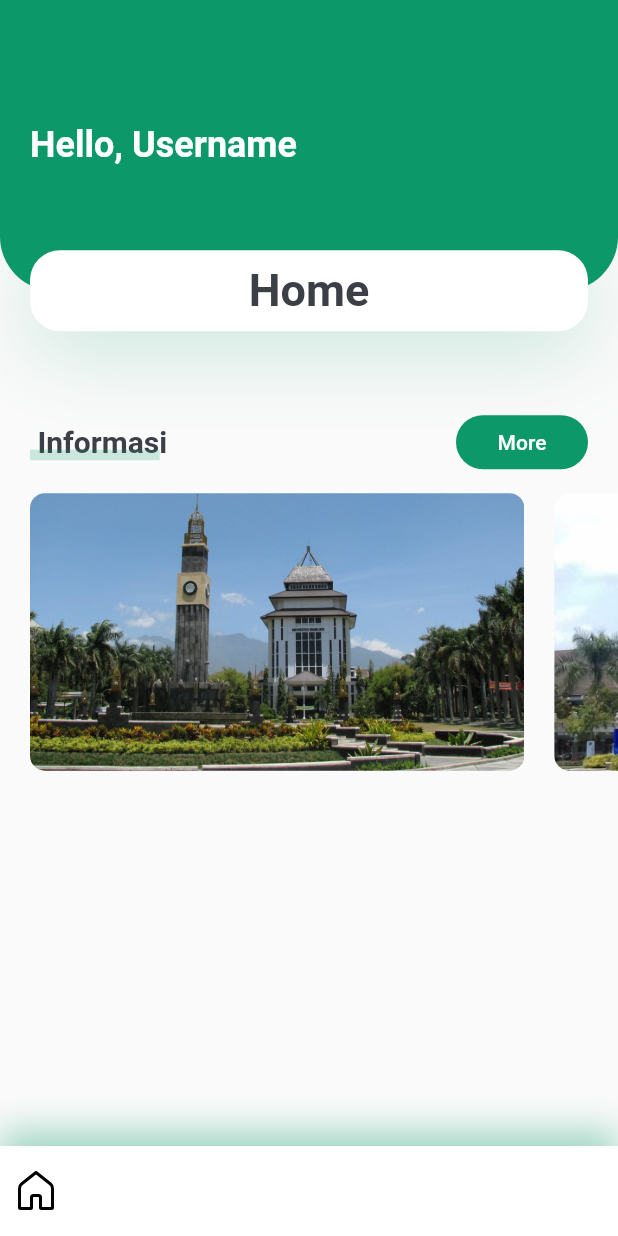
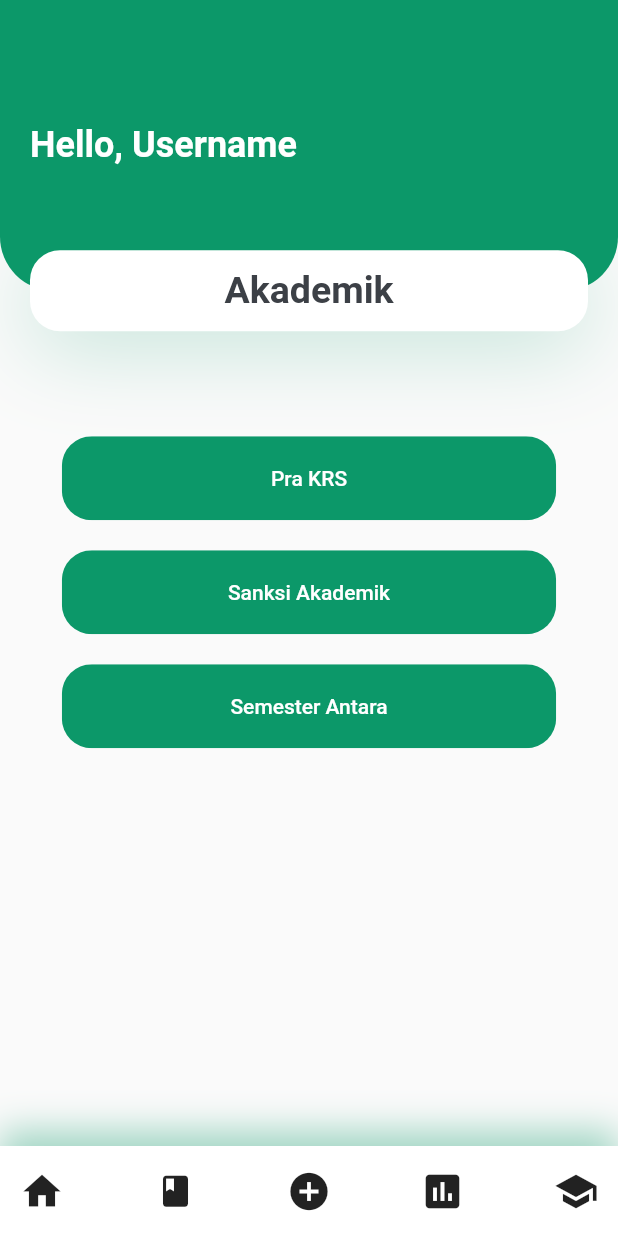
Before and after one commit to muhammadaskar/project-akhir-pamp, a Flutter app: the screen it shows after launch, on a phone screen of 412 x 824 dp. Run offline on Flutter 3.47's test engine with Material 2 defaults, Android fonts, the phone set to English and light mode, and no system bars; our stand-ins replace flutter_svg.

Commit message:
add akademik page and update content

```diff
--- a/lib/main.dart
+++ b/lib/main.dart
@@ -1,13 +1,19 @@
 import 'package:flutter/material.dart';
 import 'package:projek_akhir/constants.dart';
-import 'package:projek_akhir/ui/akademikPage.dart';
+import 'package:projek_akhir/ui/HomePage.dart';
+import 'package:projek_akhir/ui/AkademikPage.dart';
 
 void main() {
   runApp(MyApp());
 }
 
-class MyApp extends StatelessWidget {
+class MyApp extends StatefulWidget {
   // This widget is the root of your application.
+  @override
+  _MyAppState createState() => _MyAppState();
+}
+
+class _MyAppState extends State<MyApp> {
   @override
   Widget build(BuildContext context) {
     return MaterialApp(
@@ -18,7 +24,7 @@ class MyApp extends StatelessWidget {
         textTheme: Theme.of(context).textTheme.apply(bodyColor: kTextColor),
         visualDensity: VisualDensity.adaptivePlatformDensity,
       ),
-      home: akademikPage(),
+      home: AkademikPage(),
     );
   }
 }
--- /dev/null
+++ b/lib/ui/AkademikBody.dart
@@ -0,0 +1,66 @@
+
+import 'package:flutter/cupertino.dart';
+import 'package:flutter/material.dart';
+import 'package:projek_akhir/ui/AkademikPage.dart';
+
+import '../constants.dart';
+import 'HeaderWithTitleBox.dart';
+import 'InformasiSlide.dart';
+import 'TitleWithMoreBtn.dart';
+
+class AkademikBody extends StatelessWidget{
+  @override
+  Widget build(BuildContext context){
+    Size size = MediaQuery.of(context).size;
+    String title = "Akademik";
+
+    return Container(
+      child: Column(
+          children: <Widget>[
+            HeaderWithTitleBox(title, size),
+            Padding(padding: EdgeInsets.only(top: 20)),
+            Container(
+              width: size.width * 0.8,
+              child: ClipRRect(
+                borderRadius: BorderRadius.circular(20),
+                child: FlatButton(
+                  padding: EdgeInsets.symmetric(vertical: 20, horizontal: 40),
+                      color: kPrimaryColor,
+                      onPressed: (){},
+                      child: Text("Pra KRS", style: TextStyle(color: Colors.white),)
+                  )
+              ),
+            ),
+            Padding(padding: EdgeInsets.only(top: 20)),
+            Container(
+              width: size.width * 0.8,
+              child: ClipRRect(
+                  borderRadius: BorderRadius.circular(20),
+                  child: FlatButton(
+                      padding: EdgeInsets.symmetric(vertical: 20, horizontal: 40),
+                      color: kPrimaryColor,
+                      onPressed: (){},
+                      child: Text("Sanksi Akademik", style: TextStyle(color: Colors.white),)
+                  )
+              ),
+            ),
+            Padding(padding: EdgeInsets.only(top: 20)),
+            Container(
+              width: size.width * 0.8,
+              child: ClipRRect(
+                  borderRadius: BorderRadius.circular(20),
+                  child: FlatButton(
+                      padding: EdgeInsets.symmetric(vertical: 20, horizontal: 40),
+                      color: kPrimaryColor,
+                      onPressed: (){},
+                      child: Text("Semester Antara", style: TextStyle(color: Colors.white),)
+                  )
+              ),
+            ),
+            SizedBox(height: kDefaultPadding,),
+          ]
+      ),
+    );
+  }
+
+}
--- /dev/null
+++ b/lib/ui/AkademikPage.dart
@@ -0,0 +1,26 @@
+import 'package:flutter/material.dart';
+import 'package:flutter_svg/flutter_svg.dart';
+import 'package:projek_akhir/constants.dart';
+import 'package:projek_akhir/ui/HomeBody.dart';
+import 'package:projek_akhir/ui/AkademikBody.dart';
+import 'package:projek_akhir/ui/BottomNavigation.dart';
+
+
+class AkademikPage extends StatelessWidget{
+  @override
+  Widget build(BuildContext context) {
+    // TODO: implement build
+    return Scaffold(
+        appBar: buildAppBar(),
+        body: AkademikBody(),
+        bottomNavigationBar: BottomNavigation()
+    );
+  }
+
+  AppBar buildAppBar(){
+    return AppBar(
+      elevation: 0,
+    );
+  }
+
+}
--- /dev/null
+++ b/lib/ui/BottomNavigation.dart
@@ -0,0 +1,63 @@
+import 'package:flutter/cupertino.dart';
+import 'package:flutter/material.dart';
+import 'package:flutter_svg/svg.dart';
+
+import '../constants.dart';
+
+class BottomNavigation extends StatefulWidget{
+  @override
+  State<StatefulWidget> createState() => bottomNavigationBar();
+
+}
+
+class bottomNavigationBar extends State<BottomNavigation>{
+  @override
+  Widget build(BuildContext context) {
+    // TODO: implement build
+    return Container(
+      padding: EdgeInsets.only(left: 4, right: 4),
+      height: 60,
+      decoration: BoxDecoration(
+        color: Colors.white,
+        boxShadow: [
+          BoxShadow(
+            offset: Offset(0, -10),
+            blurRadius: 20,
+            color: kPrimaryColor.withOpacity(0.38),
+          )
+        ],
+      ),
+      child: Row(
+        mainAxisAlignment: MainAxisAlignment.spaceBetween,
+        children: <Widget>[
+          // Padding(padding: EdgeInsets.only(left: 5, right: 5)),
+          IconButton(
+              icon: Icon(Icons.home, size: 30),
+              onPressed: (){}
+          ),
+          // Padding(padding: EdgeInsets.only(left: 15, right: 5)),
+          IconButton(
+              icon: Icon(Icons.book, size: 25),
+              onPressed: (){}
+          ),
+          // Padding(padding: EdgeInsets.only(left: 15, right: 5)),
+          IconButton(
+              icon: Icon(Icons.add_circle, size: 30),
+              onPressed: (){}
+          ),
+          // Padding(padding: EdgeInsets.only(left: 15, right: 5)),
+          IconButton(
+              icon: Icon(Icons.assessment, size: 30),
+              onPressed: (){}
+          ),
+          // Padding(padding: EdgeInsets.only(left: 15, right: 5)),
+          IconButton(
+              icon: Icon(Icons.school, size: 30),
+              onPressed: (){}
+          )
+        ],
+      ),
+    );
+  }
+
+}
--- a/lib/ui/HeaderWithTitleBox.dart
+++ b/lib/ui/HeaderWithTitleBox.dart
@@ -3,17 +3,17 @@ import 'package:flutter/material.dart';
 import '../constants.dart';
 
 class HeaderWithTitleBox extends StatelessWidget {
-  const HeaderWithTitleBox({
-    Key key,
-    @required this.size,
-  }) : super(key: key);
+  String title;
+  Size size;
+  HeaderWithTitleBox(String title, Size size){
+    this.title = title;
+    this.size = size;
+  }
 
-  final Size size;
+
 
   @override
   Widget build(BuildContext context) {
-
-
     return Container(
       margin: EdgeInsets.only(bottom: kDefaultPadding * 2.5),
       height: size.height * 0.2,
@@ -65,8 +65,8 @@ class HeaderWithTitleBox extends StatelessWidget {
                 ],
               ),
               child: Text(
-                'Home',
-                style: TextStyle(fontWeight: FontWeight.bold, fontSize: 30),
+                title,
+                style: TextStyle(fontWeight: FontWeight.bold, fontSize: 25),
 
               ),
             ),
--- a/lib/ui/akademikBody.dart
+++ b/lib/ui/HomeBody.dart
@@ -4,21 +4,22 @@ import 'HeaderWithTitleBox.dart';
 import 'InformasiSlide.dart';
 import 'TitleWithMoreBtn.dart';
 
-class akademikBody extends StatelessWidget {
+class HomeBody extends StatelessWidget {
 
 
   @override
   Widget build(BuildContext context){
     Size size = MediaQuery.of(context).size;
+    String title = "Home";
 
     return SingleChildScrollView(
-        child: Column(
+      child: Column(
           children: <Widget>[
-            HeaderWithTitleBox(size: size),
+            HeaderWithTitleBox(title, size),
             TitleWithMoreBtn(title: "Informasi", press: (){}),
             InformasiSlide(),
             SizedBox(height: kDefaultPadding,),
-        ]
+          ]
       ),
     );
   }
--- /dev/null
+++ b/lib/ui/HomePage.dart
@@ -0,0 +1,26 @@
+import 'package:flutter/material.dart';
+import 'package:flutter_svg/flutter_svg.dart';
+import 'package:projek_akhir/constants.dart';
+import 'package:projek_akhir/ui/HomeBody.dart';
+import 'package:projek_akhir/ui/AkademikBody.dart';
+import 'package:projek_akhir/ui/BottomNavigation.dart';
+
+
+class HomePage extends StatelessWidget {
+  @override
+  Widget build(BuildContext context) {
+    return Scaffold(
+        appBar: buildAppBar(),
+        body: HomeBody(),
+        bottomNavigationBar: BottomNavigation()
+    );
+  }
+
+
+
+  AppBar buildAppBar(){
+    return AppBar(
+      elevation: 0,
+    );
+  }
+}
--- a/lib/ui/akademikPage.dart
+++ /dev/null
@@ -1,45 +0,0 @@
-import 'package:flutter/material.dart';
-import 'package:flutter_svg/flutter_svg.dart';
-import 'package:projek_akhir/constants.dart';
-import 'package:projek_akhir/ui/akademikBody.dart';
-
-
-class akademikPage extends StatelessWidget {
-  @override
-  Widget build(BuildContext context) {
-    return Scaffold(
-      appBar: buildAppBar(),
-      body: akademikBody(),
-      bottomNavigationBar: Container(
-        height: 60,
-        decoration: BoxDecoration(
-          color: Colors.white,
-          boxShadow: [
-            BoxShadow(
-              offset: Offset(0, -10),
-              blurRadius: 20,
-              color: kPrimaryColor.withOpacity(0.38),
-            )
-          ],
-        ),
-        child: Row(
-          children: <Widget>[
-            IconButton(
-                icon: SvgPicture.asset("assets/icons/icons8-home.svg"),
-                onPressed: (){}
-                )
-          ],
-        ),
-      ),
-
-    );
-        }
-
-
-
-      AppBar buildAppBar(){
-        return AppBar(
-          elevation: 0,
-    );
-  }
-}
```
Also changed, not shown: lib/ui/bottomNavigation.dart (deleted), lib/ui/home.dart (deleted), pubspec.lock, 1 other file.
